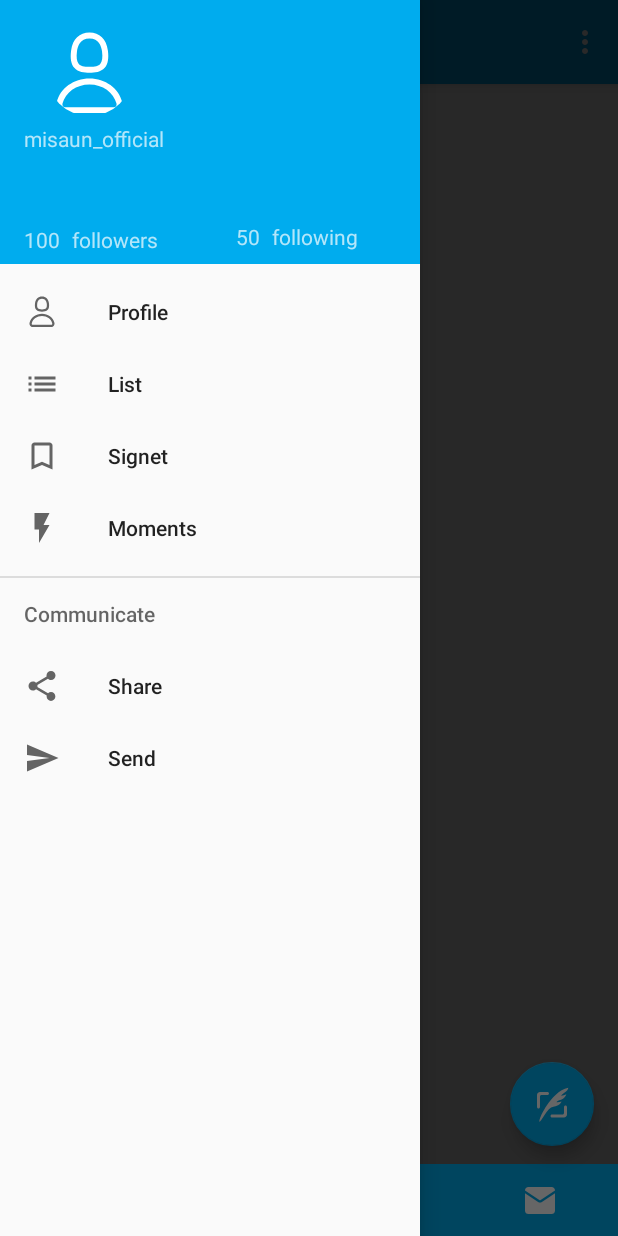
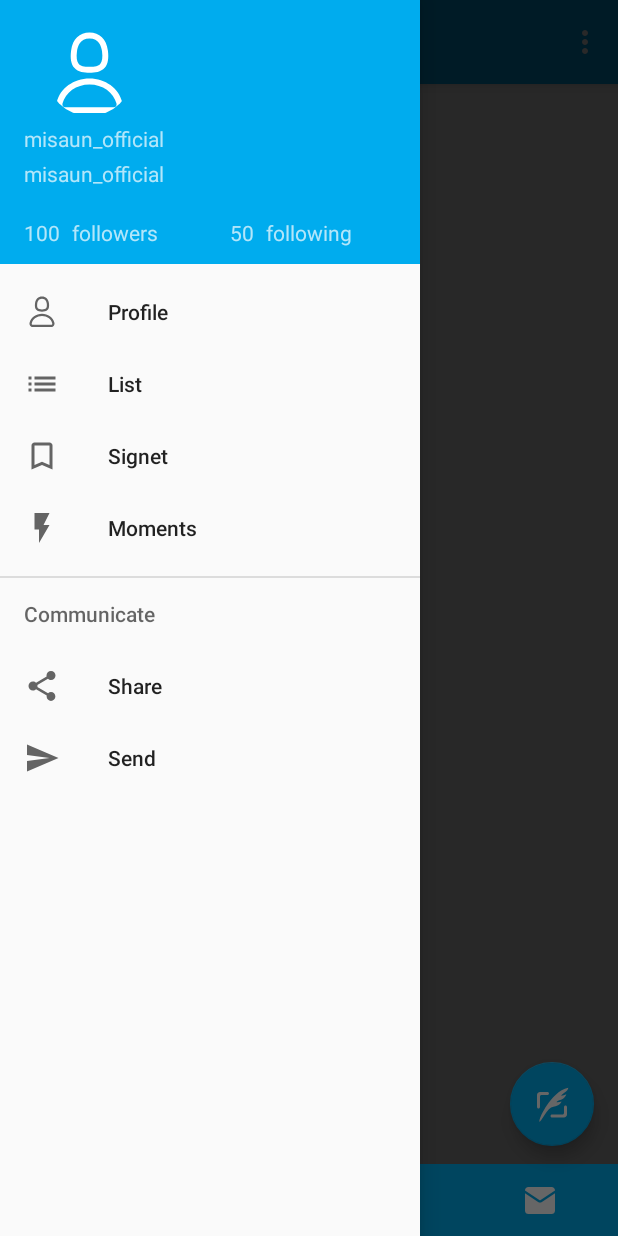
Before and after one commit to sauvelino/Twitter_Part_2, an Android app: the HomeFragment screen opened directly, with no data from a screen before it, with the side drawer open, on a phone screen of 412 x 824 dp. Run offline under Robolectric (Android 15) with nearby library versions, the phone set to English and light mode, and no system bars; our stand-ins replace CircleImageView, Room's generated code; libraries missing offline, so code that uses them is left out: com.facebook.stetho, com.loopj.android, cz.msebera.android, org.parceler; pictures from the network do not load; 3 statements that could not run were skipped.

```diff
--- a/app/build.gradle
+++ b/app/build.gradle
@@ -44,6 +44,8 @@ dependencies {
     implementation "android.arch.persistence.room:runtime:1.1.1"
     implementation 'com.android.support:design:28.0.0'
     implementation 'com.android.support.constraint:constraint-layout:1.1.3'
+    implementation 'com.android.support:support-v4:28.0.0'
+    implementation 'com.android.support:recyclerview-v7:28.0.0'
     annotationProcessor "android.arch.persistence.room:compiler:1.1.1"
     implementation 'com.facebook.stetho:stetho:1.5.0'
     implementation 'com.android.support:support-v13:28.0.0'
--- a/app/src/main/java/com/codepath/apps/restclienttemplate/HomeFragment.java
+++ b/app/src/main/java/com/codepath/apps/restclienttemplate/HomeFragment.java
@@ -40,6 +40,7 @@ public class HomeFragment extends Fragment {
     private int Request_code=20;
     ProgressBar progressBar;
 
+
     // newInstance constructor for creating fragment with arguments
     public static HomeFragment newInstance(int page, String title) {
         HomeFragment fragmentFirst = new HomeFragment();
@@ -58,28 +59,10 @@ public class HomeFragment extends Fragment {
    //     title = getArguments().getString("someTitle");
 
         client= TwitterApplication.getRestClient(getActivity());
-
+        //GetOfflineData();
         PopulateHomeTimeLIne();
     }
 
-    private void GetOfflineData() {
-        TweetData database = new TweetData(getActivity());
-        Cursor cursor=database.GetData();
-        if(cursor.getCount()!=0){
-            List<Tweet> tweets=new ArrayList<>();
-            while (cursor.moveToNext()){
-
-                Tweet tweet=new Tweet();
-                tweet.setBody(cursor.getString(cursor.getColumnIndex("text")));
-                Log.e("Erreur",cursor.getString(cursor.getColumnIndex("createAt")));
-                tweet.setUid(cursor.getLong(cursor.getColumnIndex("id")));
-                tweet.setCreatedat(cursor.getString(cursor.getColumnIndex("createAt")));
-                tweets.add(tweet);
-            }
-            tweetAdapter.clear();
-            tweetAdapter.addTweet(tweets);
-        }
-    }
 
     private void PopulateHomeTimeLIne() {
      client.getHomeTimeLine(new JsonHttpResponseHandler(){
@@ -99,7 +82,7 @@ public class HomeFragment extends Fragment {
                      tweettoadd.add(tweet);
 
                      //notify datachange
-                     //  tweetAdapter.notifyItemInserted(tweets.size()-1);
+                       tweetAdapter.notifyItemInserted(tweets.size()-1);
                  } catch (JSONException e) {
                      e.printStackTrace();
                  }
@@ -141,13 +124,14 @@ public class HomeFragment extends Fragment {
         progressBar.setVisibility(View.INVISIBLE);
         RecyclerView RecyclerView =view.findViewById(R.id.rv_list);
         tweets=new ArrayList<>();
-        tweetAdapter=new TweetAdapter(getActivity(),tweets);
+        tweetAdapter = new TweetAdapter(getActivity(),tweets);
         RecyclerView.setAdapter(tweetAdapter);
         RecyclerView.setLayoutManager(new LinearLayoutManager(getActivity()));
         RecyclerView.smoothScrollToPosition(0);
         tweetAdapter.notifyItemInserted(0);
+        tweetAdapter.getDataFromDatabase();
        //swipe
-        swipeRefreshLayout= view.findViewById(R.id.swipecontainer);
+        swipeRefreshLayout = view.findViewById(R.id.swipecontainer);
         swipeRefreshLayout.setColorSchemeResources(android.R.color.holo_blue_bright,
                 android.R.color.holo_green_light,
                 android.R.color.holo_orange_light,
@@ -164,5 +148,32 @@ public class HomeFragment extends Fragment {
         return view;
     }
 
+   /* private void GetOfflineData() {
+        TweetData database = new TweetData(getActivity());
+       //Cursor cursor = database.GetData();
+        Cursor cursor = database.GetData();
+         if(cursor.getCount() != 0){
+        List<Tweet> tweettoadd = new ArrayList<>();
+        //tweetAdapter=new TweetAdapter(getActivity(),tweettoadd);
+        while (cursor.moveToNext()){
+
+            Tweet tweettt=new Tweet();
+            tweettt.setBody(cursor.getString(cursor.getColumnIndex("text")));
+           // tweettt.setFavorite(cursor.getString(cursor.getColumnIndex("favorite_count")));
+            //tweettt.setImage(cursor.getString(cursor.getColumnIndex("img_post")));
+           // tweettt.setRetweet(cursor.getString(cursor.getColumnIndex("retweet_count")));
+//                tweettt.user.setName(cursor.getString(cursor.getColumnIndex("name")));
+//                tweettt.user.setScreenName(cursor.getString(cursor.getColumnIndex("screen_name")));
+            //tweettt.setUid(cursor.getLong(cursor.getColumnIndex("id")));
+//                tweettt.user.setImageUrl(cursor.getString(cursor.getColumnIndex("img_url")));
+           //tweettt.setCreatedat(cursor.getString(cursor.getColumnIndex("createdAt")));
+            tweettoadd.add(tweettt);
+            Log.e("Erreur", String.valueOf(tweettt));
+        }
+        //tweetAdapter=new TweetAdapter(getActivity(),tweettoadd);
+      //  tweetAdapter.clear();
+      //  tweetAdapter.addTweet(tweettoadd);
+         }
+    }*/
 
 }
--- a/app/src/main/java/com/codepath/apps/restclienttemplate/TimeLine.java
+++ b/app/src/main/java/com/codepath/apps/restclienttemplate/TimeLine.java
@@ -3,13 +3,11 @@ package com.codepath.apps.restclienttemplate;
 import android.content.Context;
 import android.content.Intent;
 import android.os.Bundle;
-import android.os.Parcel;
-import android.support.annotation.Nullable;
 import android.support.design.widget.FloatingActionButton;
-import android.support.design.widget.Snackbar;
 import android.support.v4.app.FragmentPagerAdapter;
 import android.support.v4.view.ViewPager;
 import android.support.v7.app.ActionBar;
+import android.util.Log;
 import android.view.LayoutInflater;
 import android.view.View;
 import android.support.v4.view.GravityCompat;
@@ -22,10 +20,16 @@ import android.support.v7.app.AppCompatActivity;
 import android.support.v7.widget.Toolbar;
 import android.view.Menu;
 import android.widget.ImageView;
+import android.widget.TextView;
 
-import com.codepath.apps.restclienttemplate.models.Tweet;
+import com.bumptech.glide.Glide;
+import com.loopj.android.http.JsonHttpResponseHandler;
 
-import org.parceler.Parcels;
+import org.json.JSONArray;
+import org.json.JSONException;
+import org.json.JSONObject;
+
+import cz.msebera.android.httpclient.Header;
 
 
 public class TimeLine extends AppCompatActivity
@@ -33,6 +37,10 @@ public class TimeLine extends AppCompatActivity
         implements NavigationView.OnNavigationItemSelectedListener {
     FragmentPagerAdapter adapterViewPager;
     private final int Request_code=20;
+    private TwitterClient client;
+    String username;
+    ImageView account_profil;
+    TextView account_following,account_followers,account_user,account_screen;
 
 
     @Override
@@ -40,6 +48,7 @@ public class TimeLine extends AppCompatActivity
         super.onCreate(savedInstanceState);
         setContentView(R.layout.activity_main);
         Toolbar toolbar = findViewById(R.id.toolbar);
+
         toolbar.setTitle("Home");
 //for custom actionbar
 
@@ -77,8 +86,68 @@ public class TimeLine extends AppCompatActivity
         drawer.addDrawerListener(toggle);
         toggle.syncState();
         navigationView.setNavigationItemSelectedListener(this);
+        client= TwitterApplication.getRestClient(this);
+        GetAccountsetting();
     }
 
+    private void GetAccountsetting() {
+        client.acountSetting(new JsonHttpResponseHandler(){
+            @Override
+            public void onSuccess(int statusCode, Header[] headers, JSONObject response) {
+                try {
+                    username=response.getString("screen_name");
+                    client.accountinfo(username,new JsonHttpResponseHandler(){
+                        @Override
+                        public void onSuccess(int statusCode, Header[] headers, JSONObject response) {
+                            Log.d("TwitterClientProfile",username );
+                            String profile_img= null;
+                            try {
+                                account_followers=findViewById(R.id.account_followers);
+                                account_following=findViewById(R.id.account_following);
+                                account_user=findViewById(R.id.account_user);
+                                account_profil=findViewById(R.id.profile);
+                                account_screen=findViewById(R.id.account_screen);
+                                account_user.setText(response.getString("name"));
+                                account_screen.setText("@" +response.getString("screen_name"));
+                                account_followers.setText(response.getString("followers_count"));
+                                account_following.setText(response.getString("friends_count"));
+                                profile_img = response.getString("profile_image_url");
+                                Glide.with(TimeLine.this).load(profile_img).into(account_profil);
+                            } catch (JSONException e) {
+                                e.printStackTrace();
+                            }
+
+                        }
+
+                        @Override
+                        public void onFailure(int statusCode, Header[] headers, Throwable throwable, JSONArray errorResponse) {
+                            super.onFailure(statusCode, headers, throwable, errorResponse);
+
+                        }
+
+                        @Override
+                        public void onFailure(int statusCode, Header[] headers, String responseString, Throwable throwable) {
+                            super.onFailure(statusCode, headers, responseString, throwable);
+                            Log.d("TwitterClientProfile",responseString);
+                        }
+                    });
+                } catch (JSONException e) {
+                    e.printStackTrace();
+                }
+
+            }
+
+            @Override
+            public void onFailure(int statusCode, Header[] headers, Throwable throwable, JSONObject errorResponse) {
+                super.onFailure(statusCode, headers, throwable, errorResponse);
+            }
+
+            @Override
+            public void onFailure(int statusCode, Header[] headers, Throwable throwable, JSONArray errorResponse) {
+                super.onFailure(statusCode, headers, throwable, errorResponse);
+            }
+        });
+    }
 
 
     @Override
--- a/app/src/main/java/com/codepath/apps/restclienttemplate/detail.java
+++ b/app/src/main/java/com/codepath/apps/restclienttemplate/detail.java
@@ -10,7 +10,7 @@ import com.bumptech.glide.Glide;
 
 public class detail extends AppCompatActivity {
     public ImageView imgProfile,img_post;
-    public TextView TVScreenName,TVbody,tv_time,tv_comment,tv_like,tv_retweet;
+    public TextView TVScreenName,nameee,TVbody,tv_time,tv_comment,tv_like,tv_retweet;
     @Override
     protected void onCreate(Bundle savedInstanceState) {
         super.onCreate(savedInstanceState);
@@ -23,6 +23,7 @@ public class detail extends AppCompatActivity {
         tv_comment=findViewById(R.id.tv_comment);
         tv_retweet=findViewById(R.id.tv_retweet);
         img_post=findViewById(R.id.img_psot);
+        nameee=findViewById(R.id.nameee);
 
         Intent i=getIntent();
         Glide.with(this)
@@ -38,6 +39,7 @@ public class detail extends AppCompatActivity {
         tv_time.setText(time);
         tv_like.setText(i.getStringExtra("like"));
         tv_retweet.setText(i.getStringExtra("retweet"));
+        nameee.setText(i.getStringExtra("name"));
 
     }
 }
--- a/app/src/main/res/layout/nav_header_main.xml
+++ b/app/src/main/res/layout/nav_header_main.xml
@@ -11,7 +11,7 @@ android:gravity="left"
     android:theme="@style/ThemeOverlay.AppCompat.Dark">
 
     <de.hdodenhof.circleimageview.CircleImageView
-        android:id="@+id/imageView"
+        android:id="@+id/profile"
         android:scaleType="centerCrop"
         android:layout_width="63dp"
         android:layout_height="57dp"
@@ -23,24 +23,34 @@ android:gravity="left"
         tools:ignore="VectorDrawableCompat" />
 
     <TextView
-        android:id="@+id/textView"
+        android:id="@+id/account_screen"
+        android:layout_width="wrap_content"
+        android:layout_height="wrap_content"
+        android:layout_marginStart="16dp"
+        android:layout_marginTop="4dp"
+        android:text="misaun_official"
+        app:layout_constraintStart_toStartOf="parent"
+        app:layout_constraintTop_toBottomOf="@+id/account_user" />
+
+    <TextView
+        android:id="@+id/account_user"
         android:layout_width="wrap_content"
         android:layout_height="wrap_content"
         android:layout_marginStart="16dp"
         android:layout_marginTop="5dp"
         android:text="misaun_official"
         app:layout_constraintStart_toStartOf="parent"
-        app:layout_constraintTop_toBottomOf="@+id/imageView" />
+        app:layout_constraintTop_toBottomOf="@+id/profile" />
 
     <TextView
-        android:id="@+id/textView2"
+        android:id="@+id/account_followers"
         android:layout_width="wrap_content"
         android:layout_height="wrap_content"
         android:layout_marginStart="16dp"
-        android:layout_marginTop="48dp"
+        android:layout_marginTop="20dp"
         android:text="100"
         app:layout_constraintStart_toStartOf="parent"
-        app:layout_constraintTop_toBottomOf="@+id/textView"
+        app:layout_constraintTop_toBottomOf="@+id/account_screen"
         tools:ignore="MissingConstraints" />
 
     <TextView
@@ -48,29 +58,29 @@ android:gravity="left"
         android:layout_width="wrap_content"
         android:layout_height="wrap_content"
         android:layout_marginStart="8dp"
-        android:layout_marginTop="48dp"
+        android:layout_marginTop="20dp"
         android:text="followers"
-        app:layout_constraintStart_toEndOf="@+id/textView2"
-        app:layout_constraintTop_toBottomOf="@+id/textView"
+        app:layout_constraintStart_toEndOf="@+id/account_followers"
+        app:layout_constraintTop_toBottomOf="@+id/account_screen"
         tools:ignore="MissingConstraints" />
 
     <TextView
-        android:id="@+id/textView4"
+        android:id="@+id/account_following"
         android:layout_width="wrap_content"
         android:layout_height="wrap_content"
-        android:layout_marginStart="52dp"
-        android:layout_marginTop="148dp"
+        android:layout_marginStart="48dp"
+        android:layout_marginTop="20dp"
         android:text="50"
         app:layout_constraintStart_toEndOf="@+id/textView3"
-        app:layout_constraintTop_toTopOf="parent" />
+        app:layout_constraintTop_toBottomOf="@+id/account_screen" />
 
     <TextView
         android:id="@+id/textView5"
         android:layout_width="wrap_content"
         android:layout_height="wrap_content"
         android:layout_marginStart="8dp"
-        android:layout_marginTop="148dp"
+        android:layout_marginTop="20dp"
         android:text="following"
-        app:layout_constraintStart_toEndOf="@+id/textView4"
-        app:layout_constraintTop_toTopOf="parent" />
+        app:layout_constraintStart_toEndOf="@+id/account_following"
+        app:layout_constraintTop_toBottomOf="@+id/account_screen" />
 </android.support.constraint.ConstraintLayout>
--- a/app/src/main/res/values/dimens.xml
+++ b/app/src/main/res/values/dimens.xml
@@ -5,5 +5,8 @@
     <dimen name="activity_vertical_margin">16dp</dimen>
     <dimen name="nav_header_height">176dp</dimen>
     <dimen name="fab_margin">16dp</dimen>
+    <dimen name="app_bar_height">200dp</dimen>
+    <dimen name="item_width">200dp</dimen>
+    <dimen name="text_margin">16dp</dimen>
 
 </resources>
--- a/app/src/main/res/values/strings.xml
+++ b/app/src/main/res/values/strings.xml
@@ -20,5 +20,7 @@
     <string name="menu_share">Share</string>
     <string name="menu_send">Send</string>
     <string name="compose_hint">What\'s on your mind?</string>
+    <string name="title_item_list">Items</string>
+    <string name="title_item_detail">Item Detail</string>
 
 </resources>
--- a/app/src/main/res/values/styles.xml
+++ b/app/src/main/res/values/styles.xml
@@ -7,7 +7,6 @@
             backward-compatibility can go here.
         -->
     </style>
-
 
 
     <style name="AppTheme.NoActionBar">
@@ -32,7 +31,6 @@
     </style>
 
 
-
     <!-- Base application Nighttheme. -->
     <style name="NightAppTheme" parent="Theme.AppCompat.Light.NoActionBar">
         <!-- Customize your theme here. -->
```
Also changed, not shown: app/src/main/AndroidManifest.xml (+14 -1 lines), app/src/main/java/com/codepath/apps/restclienttemplate/NewTweet.java (+63 -1 lines), app/src/main/java/com/codepath/apps/restclienttemplate/TweetAdapter.java (+30 -12 lines), app/src/main/java/com/codepath/apps/restclienttemplate/TweetData.java (+13 -11 lines), app/src/main/java/com/codepath/apps/restclienttemplate/TwitterClient.java (+9 -4 lines), app/src/main/java/com/codepath/apps/restclienttemplate/dummy/DummyContent.java (added, +72 -0 lines), app/src/main/java/com/codepath/apps/restclienttemplate/models/User.java (+32 -0 lines), app/src/main/res/layout/activity_detail.xml (+24 -11 lines), app/src/main/res/layout/activity_new_tweet.xml (+28 -6 lines), app/src/main/res/layout/tweet.xml (+34 -27 lines).
